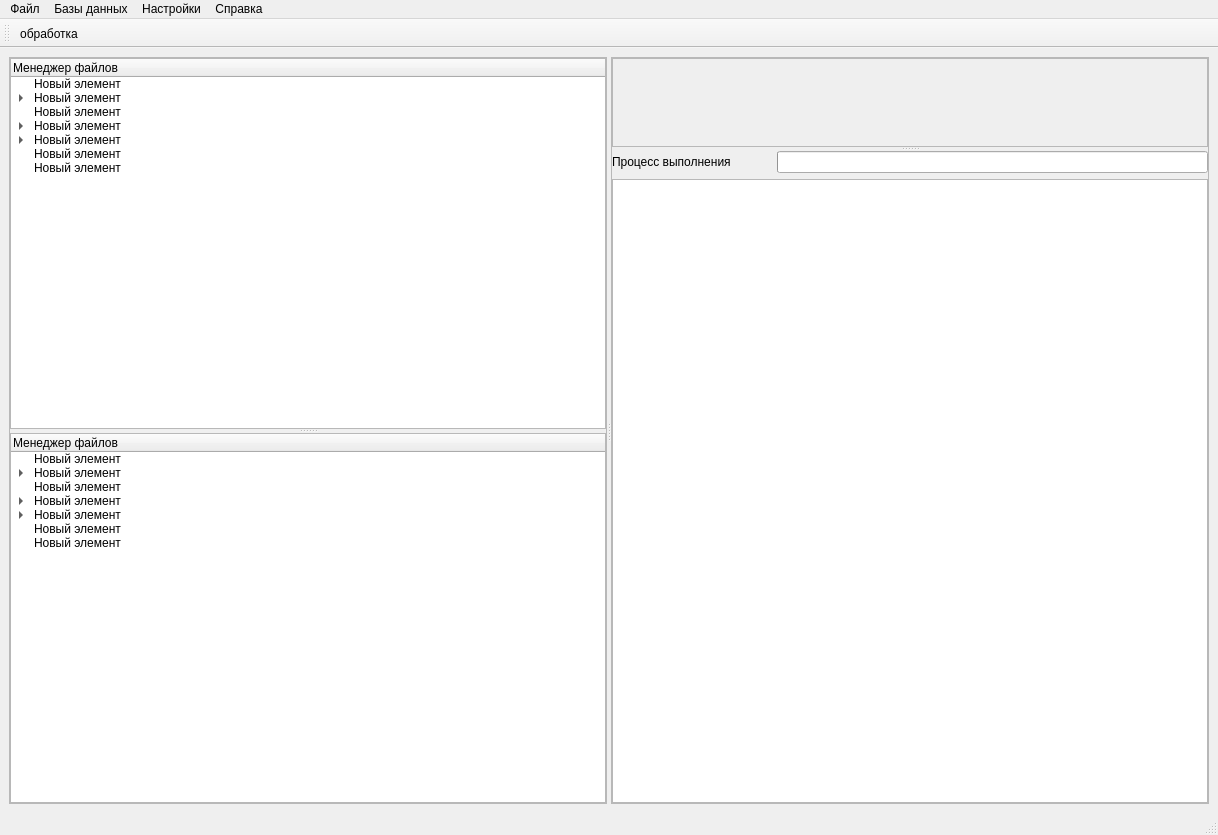
The window that resources/ui/mainwindow.ui (maxmyslivets/TaxationMaster) describes before a commit, drawn with Qt 5.
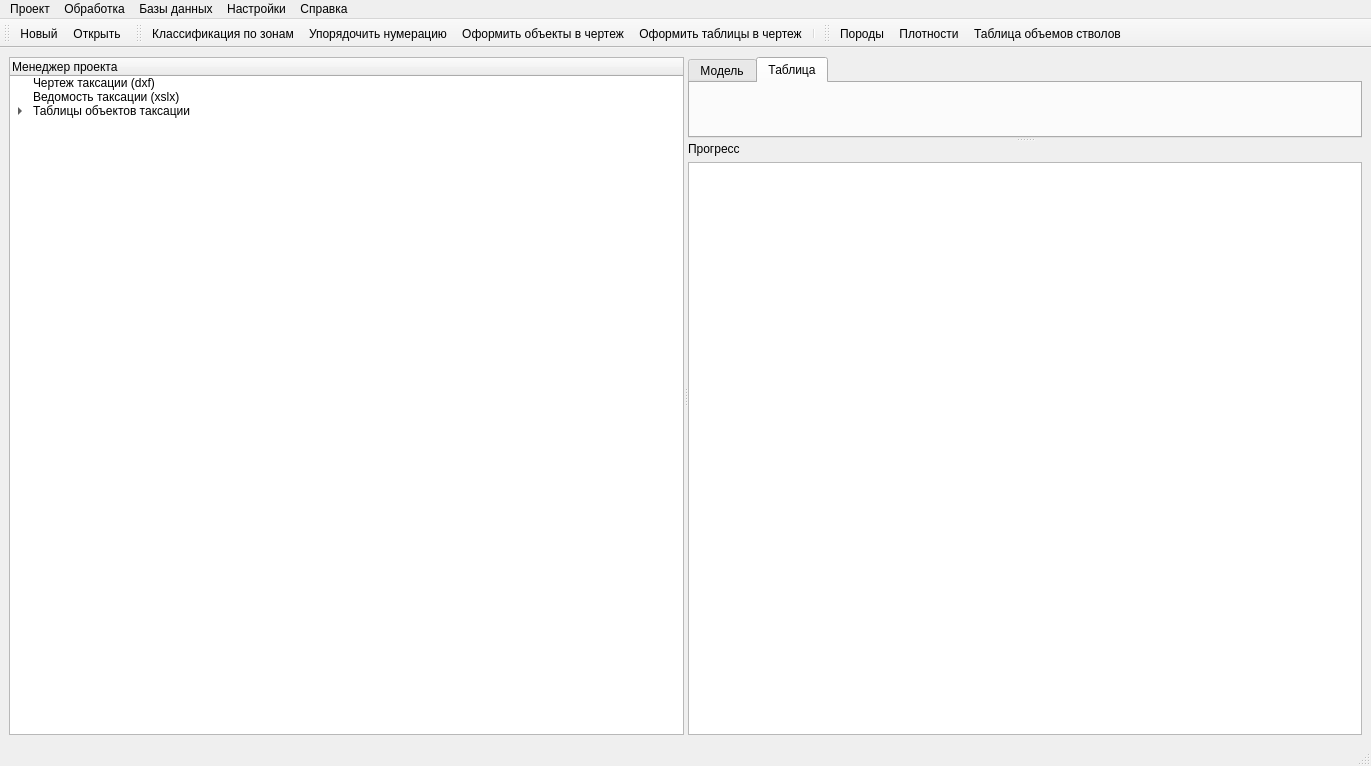
The same window after the commit. Icons and pictures are not drawn.

Commit message: изменение интерфейса

Diff of the .ui file:
```diff
--- a/resources/ui/mainwindow.ui
+++ b/resources/ui/mainwindow.ui
@@ -6,8 +6,8 @@
    <rect>
     <x>0</x>
     <y>0</y>
-    <width>1218</width>
-    <height>835</height>
+    <width>1371</width>
+    <height>766</height>
    </rect>
   </property>
   <property name="windowTitle">
@@ -19,324 +19,103 @@
   </property>
   <widget class="QWidget" name="centralwidget">
    <layout class="QGridLayout" name="gridLayout">
-    <item row="0" column="0">
-     <widget class="QSplitter" name="splitter_3">
+    <item row="0" column="2">
+     <widget class="QSplitter" name="splitter">
       <property name="sizePolicy">
-       <sizepolicy hsizetype="Expanding" vsizetype="Expanding">
-        <horstretch>0</horstretch>
+       <sizepolicy hsizetype="Expanding" vsizetype="Preferred">
+        <horstretch>100</horstretch>
         <verstretch>0</verstretch>
        </sizepolicy>
       </property>
-      <property name="frameShadow">
-       <enum>QFrame::Shadow::Sunken</enum>
-      </property>
       <property name="orientation">
        <enum>Qt::Orientation::Horizontal</enum>
       </property>
-      <widget class="QFrame" name="frame_2">
-       <property name="frameShape">
-        <enum>QFrame::Shape::StyledPanel</enum>
-       </property>
-       <property name="frameShadow">
-        <enum>QFrame::Shadow::Raised</enum>
-       </property>
-       <property name="lineWidth">
-        <number>0</number>
-       </property>
-       <layout class="QVBoxLayout" name="verticalLayout_2">
-        <property name="spacing">
-         <number>0</number>
+      <widget class="QTreeWidget" name="tree_manager">
+       <column>
+        <property name="text">
+         <string>Менеджер проекта</string>
         </property>
-        <property name="leftMargin">
-         <number>0</number>
+       </column>
+       <item>
+        <property name="text">
+         <string>Чертеж таксации (dxf)</string>
         </property>
-        <property name="topMargin">
-         <number>0</number>
+       </item>
+       <item>
+        <property name="text">
+         <string>Ведомость таксации (xslx)</string>
         </property>
-        <property name="rightMargin">
-         <number>0</number>
+       </item>
+       <item>
+        <property name="text">
+         <string>Таблицы объектов таксации</string>
         </property>
-        <property name="bottomMargin">
-         <number>0</number>
-        </property>
         <item>
-         <widget class="QSplitter" name="splitter">
-          <property name="frameShape">
-           <enum>QFrame::Shape::NoFrame</enum>
-          </property>
-          <property name="frameShadow">
-           <enum>QFrame::Shadow::Sunken</enum>
-          </property>
-          <property name="orientation">
-           <enum>Qt::Orientation::Vertical</enum>
-          </property>
-          <widget class="QTreeWidget" name="tree_file_manager_2">
-           <column>
-            <property name="text">
-             <string>Менеджер файлов</string>
-            </property>
-           </column>
-           <item>
-            <property name="text">
-             <string>Новый элемент</string>
-            </property>
-           </item>
-           <item>
-            <property name="text">
-             <string>Новый элемент</string>
-            </property>
-            <item>
-             <property name="text">
-              <string>Новый дочерний элемент</string>
-             </property>
-             <item>
-              <property name="text">
-               <string>Новый дочерний элемент</string>
-              </property>
-             </item>
-            </item>
-           </item>
-           <item>
-            <property name="text">
-             <string>Новый элемент</string>
-            </property>
-           </item>
-           <item>
-            <property name="text">
-             <string>Новый элемент</string>
-            </property>
-            <item>
-             <property name="text">
-              <string>Новый дочерний элемент</string>
-             </property>
-            </item>
-           </item>
-           <item>
-            <property name="text">
-             <string>Новый элемент</string>
-            </property>
-            <item>
-             <property name="text">
-              <string>Новый дочерний элемент</string>
-             </property>
-            </item>
-            <item>
-             <property name="text">
-              <string>Новый дочерний элемент</string>
-             </property>
-            </item>
-           </item>
-           <item>
-            <property name="text">
-             <string>Новый элемент</string>
-            </property>
-           </item>
-           <item>
-            <property name="text">
-             <string>Новый элемент</string>
-            </property>
-           </item>
-          </widget>
-          <widget class="QTreeWidget" name="tree_file_manager">
-           <column>
-            <property name="text">
-             <string>Менеджер файлов</string>
-            </property>
-           </column>
-           <item>
-            <property name="text">
-             <string>Новый элемент</string>
-            </property>
-           </item>
-           <item>
-            <property name="text">
-             <string>Новый элемент</string>
-            </property>
-            <item>
-             <property name="text">
-              <string>Новый дочерний элемент</string>
-             </property>
-             <item>
-              <property name="text">
-               <string>Новый дочерний элемент</string>
-              </property>
-             </item>
-            </item>
-           </item>
-           <item>
-            <property name="text">
-             <string>Новый элемент</string>
-            </property>
-           </item>
-           <item>
-            <property name="text">
-             <string>Новый элемент</string>
-            </property>
-            <item>
-             <property name="text">
-              <string>Новый дочерний элемент</string>
-             </property>
-            </item>
-           </item>
-           <item>
-            <property name="text">
-             <string>Новый элемент</string>
-            </property>
-            <item>
-             <property name="text">
-              <string>Новый дочерний элемент</string>
-             </property>
-            </item>
-            <item>
-             <property name="text">
-              <string>Новый дочерний элемент</string>
-             </property>
-            </item>
-           </item>
-           <item>
-            <property name="text">
-             <string>Новый элемент</string>
-            </property>
-           </item>
-           <item>
-            <property name="text">
-             <string>Новый элемент</string>
-            </property>
-           </item>
-          </widget>
-         </widget>
+         <property name="text">
+          <string>Зона благоустройства</string>
+         </property>
         </item>
-       </layout>
+        <item>
+         <property name="text">
+          <string>Зона ул. Молодежная</string>
+         </property>
+        </item>
+       </item>
       </widget>
-      <widget class="QFrame" name="frame">
-       <property name="frameShape">
-        <enum>QFrame::Shape::StyledPanel</enum>
+      <widget class="QSplitter" name="splitter_2">
+       <property name="sizePolicy">
+        <sizepolicy hsizetype="Preferred" vsizetype="Expanding">
+         <horstretch>0</horstretch>
+         <verstretch>0</verstretch>
+        </sizepolicy>
        </property>
        <property name="frameShadow">
-        <enum>QFrame::Shadow::Raised</enum>
+        <enum>QFrame::Shadow::Sunken</enum>
        </property>
-       <layout class="QVBoxLayout" name="verticalLayout_3">
-        <property name="spacing">
-         <number>0</number>
+       <property name="orientation">
+        <enum>Qt::Orientation::Vertical</enum>
+       </property>
+       <widget class="QTabWidget" name="tabWidget">
+        <property name="currentIndex">
+         <number>1</number>
         </property>
-        <property name="leftMargin">
-         <number>0</number>
-        </property>
-        <property name="topMargin">
-         <number>0</number>
-        </property>
-        <property name="rightMargin">
-         <number>0</number>
-        </property>
-        <property name="bottomMargin">
-         <number>0</number>
-        </property>
-        <item>
-         <widget class="QSplitter" name="splitter_2">
-          <property name="sizePolicy">
-           <sizepolicy hsizetype="Preferred" vsizetype="Expanding">
-            <horstretch>0</horstretch>
-            <verstretch>0</verstretch>
-           </sizepolicy>
-          </property>
-          <property name="frameShadow">
-           <enum>QFrame::Shadow::Sunken</enum>
-          </property>
-          <property name="orientation">
-           <enum>Qt::Orientation::Vertical</enum>
-          </property>
-          <widget class="QFrame" name="frame_work">
-           <property name="sizePolicy">
-            <sizepolicy hsizetype="Expanding" vsizetype="Expanding">
-             <horstretch>0</horstretch>
-             <verstretch>0</verstretch>
-            </sizepolicy>
+        <widget class="QWidget" name="tab_model">
+         <attribute name="title">
+          <string>Модель</string>
+         </attribute>
+        </widget>
+        <widget class="QWidget" name="tab_table">
+         <attribute name="title">
+          <string>Таблица</string>
+         </attribute>
+        </widget>
+       </widget>
+       <widget class="QWidget" name="layoutWidget">
+        <layout class="QVBoxLayout" name="vl3">
+         <item>
+          <widget class="QLabel" name="label">
+           <property name="text">
+            <string>Прогресс</string>
            </property>
-           <property name="frameShape">
-            <enum>QFrame::Shape::StyledPanel</enum>
+          </widget>
+         </item>
+         <item>
+          <widget class="QTextBrowser" name="console_log">
+           <property name="font">
+            <font>
+             <pointsize>8</pointsize>
+            </font>
            </property>
-           <property name="frameShadow">
-            <enum>QFrame::Shadow::Raised</enum>
+           <property name="cursor" stdset="0">
+            <cursorShape>IBeamCursor</cursorShape>
            </property>
-           <widget class="QLabel" name="label_3">
-            <property name="geometry">
-             <rect>
-              <x>250</x>
-              <y>170</y>
-              <width>81</width>
-              <height>16</height>
-             </rect>
-            </property>
-            <property name="text">
-             <string>Рабочая зона</string>
-            </property>
-           </widget>
+           <property name="focusPolicy">
+            <enum>Qt::FocusPolicy::NoFocus</enum>
+           </property>
           </widget>
-          <widget class="QWidget" name="layoutWidget">
-           <layout class="QVBoxLayout" name="vl3">
-            <item>
-             <layout class="QHBoxLayout" name="hl2">
-              <item>
-               <widget class="QLabel" name="label_5">
-                <property name="text">
-                 <string>Процесс выполнения</string>
-                </property>
-               </widget>
-              </item>
-              <item>
-               <spacer name="horizontalSpacer_2">
-                <property name="orientation">
-                 <enum>Qt::Orientation::Horizontal</enum>
-                </property>
-                <property name="sizeType">
-                 <enum>QSizePolicy::Policy::Minimum</enum>
-                </property>
-                <property name="sizeHint" stdset="0">
-                 <size>
-                  <width>40</width>
-                  <height>20</height>
-                 </size>
-                </property>
-               </spacer>
-              </item>
-              <item>
-               <widget class="QProgressBar" name="progressBar_3">
-                <property name="value">
-                 <number>0</number>
-                </property>
-                <property name="textVisible">
-                 <bool>false</bool>
-                </property>
-                <property name="invertedAppearance">
-                 <bool>false</bool>
-                </property>
-                <property name="format">
-                 <string>%p%</string>
-                </property>
-               </widget>
-              </item>
-             </layout>
-            </item>
-            <item>
-             <widget class="QTextBrowser" name="console_log">
-              <property name="font">
-               <font>
-                <pointsize>8</pointsize>
-               </font>
-              </property>
-              <property name="cursor" stdset="0">
-               <cursorShape>IBeamCursor</cursorShape>
-              </property>
-              <property name="focusPolicy">
-               <enum>Qt::FocusPolicy::NoFocus</enum>
-              </property>
-             </widget>
-            </item>
-           </layout>
-          </widget>
-         </widget>
-        </item>
-       </layout>
+         </item>
+        </layout>
+       </widget>
       </widget>
      </widget>
     </item>
@@ -347,15 +126,19 @@
     <rect>
      <x>0</x>
      <y>0</y>
-     <width>1218</width>
+     <width>1371</width>
      <height>33</height>
     </rect>
    </property>
-   <widget class="QMenu" name="menu_file">
+   <widget class="QMenu" name="menu_project">
     <property name="title">
-     <string>Файл</string>
+     <string>Проект</string>
     </property>
-    <addaction name="action_3"/>
+    <addaction name="menu_project_new"/>
+    <addaction name="menu_project_open"/>
+    <addaction name="separator"/>
+    <addaction name="menu_project_import"/>
+    <addaction name="menu_project_export"/>
    </widget>
    <widget class="QMenu" name="menu_database">
     <property name="title">
@@ -363,7 +146,6 @@
     </property>
     <addaction name="menu_database_species"/>
     <addaction name="menu_database_densitys"/>
-    <addaction name="separator"/>
     <addaction name="menu_database_volumes"/>
    </widget>
    <widget class="QMenu" name="menu_settings">
@@ -376,8 +158,20 @@
     <property name="title">
      <string>Справка</string>
     </property>
+    <addaction name="menu_about"/>
+    <addaction name="menu_manual"/>
    </widget>
-   <addaction name="menu_file"/>
+   <widget class="QMenu" name="menu_processing_2">
+    <property name="title">
+     <string>Обработка</string>
+    </property>
+    <addaction name="menu_processing_classification"/>
+    <addaction name="menu_processing_sorted_numeration"/>
+    <addaction name="menu_processing_design_objects"/>
+    <addaction name="menu_processing_design_tables"/>
+   </widget>
+   <addaction name="menu_project"/>
+   <addaction name="menu_processing_2"/>
    <addaction name="menu_database"/>
    <addaction name="menu_settings"/>
    <addaction name="menu_help"/>
@@ -393,7 +187,38 @@
    <attribute name="toolBarBreak">
     <bool>false</bool>
    </attribute>
-   <addaction name="action"/>
+   <addaction name="menu_project_new"/>
+   <addaction name="menu_project_open"/>
+  </widget>
+  <widget class="QToolBar" name="toolBar_2">
+   <property name="windowTitle">
+    <string>toolBar_2</string>
+   </property>
+   <attribute name="toolBarArea">
+    <enum>TopToolBarArea</enum>
+   </attribute>
+   <attribute name="toolBarBreak">
+    <bool>false</bool>
+   </attribute>
+   <addaction name="menu_processing_classification"/>
+   <addaction name="menu_processing_sorted_numeration"/>
+   <addaction name="menu_processing_design_objects"/>
+   <addaction name="menu_processing_design_tables"/>
+   <addaction name="separator"/>
+  </widget>
+  <widget class="QToolBar" name="toolBar_3">
+   <property name="windowTitle">
+    <string>toolBar_3</string>
+   </property>
+   <attribute name="toolBarArea">
+    <enum>TopToolBarArea</enum>
+   </attribute>
+   <attribute name="toolBarBreak">
+    <bool>false</bool>
+   </attribute>
+   <addaction name="menu_database_species"/>
+   <addaction name="menu_database_densitys"/>
+   <addaction name="menu_database_volumes"/>
   </widget>
   <action name="menu_database_species">
    <property name="text">
@@ -405,9 +230,9 @@
     <string>Плотности</string>
    </property>
   </action>
-  <action name="action_3">
+  <action name="menu_project_new">
    <property name="text">
-    <string>Добавить файлы</string>
+    <string>Новый</string>
    </property>
   </action>
   <action name="menu_settings_paths">
@@ -420,7 +245,7 @@
     <string>Таблица объемов стволов</string>
    </property>
   </action>
-  <action name="action">
+  <action name="menu_processing">
    <property name="text">
     <string>обработка</string>
    </property>
@@ -428,6 +253,51 @@
     <enum>QAction::MenuRole::NoRole</enum>
    </property>
   </action>
+  <action name="menu_project_open">
+   <property name="text">
+    <string>Открыть</string>
+   </property>
+  </action>
+  <action name="menu_project_import">
+   <property name="text">
+    <string>Импорт...</string>
+   </property>
+  </action>
+  <action name="menu_project_export">
+   <property name="text">
+    <string>Экспорт...</string>
+   </property>
+  </action>
+  <action name="menu_processing_classification">
+   <property name="text">
+    <string>Классификация по зонам</string>
+   </property>
+  </action>
+  <action name="menu_processing_design_objects">
+   <property name="text">
+    <string>Оформить объекты в чертеж</string>
+   </property>
+  </action>
+  <action name="menu_processing_sorted_numeration">
+   <property name="text">
+    <string>Упорядочить нумерацию</string>
+   </property>
+  </action>
+  <action name="menu_processing_design_tables">
+   <property name="text">
+    <string>Оформить таблицы в чертеж</string>
+   </property>
+  </action>
+  <action name="menu_about">
+   <property name="text">
+    <string>О программе</string>
+   </property>
+  </action>
+  <action name="menu_manual">
+   <property name="text">
+    <string>Руководство</string>
+   </property>
+  </action>
  </widget>
  <resources>
   <include location="../resources.qrc"/>
```
The commit also changes 1 other file.
